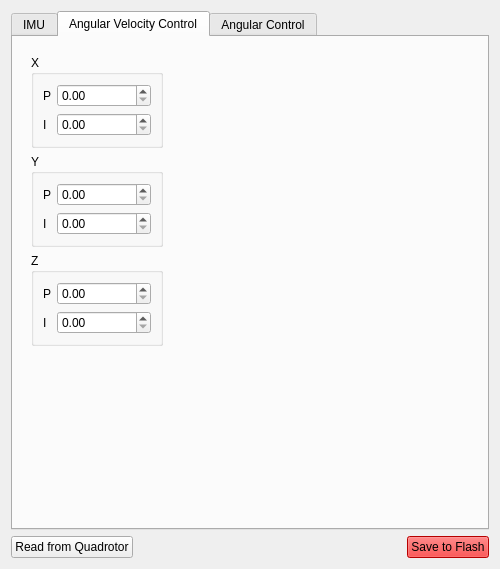
Before: the Qt Designer form qDebug/configquadrotor.ui in lcasassa/Quadrotor-UTFSM, drawn with Qt 5.
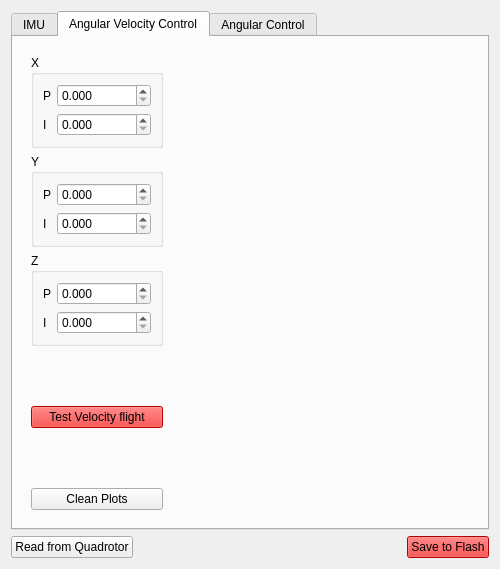
After: the same form once the commit is applied. The open tabs and pages were chosen to show the change. Custom widgets are drawn as their Qt base class.

What changed in the file:
```diff
--- a/qDebug/configquadrotor.ui
+++ b/qDebug/configquadrotor.ui
@@ -285,7 +285,17 @@
               </widget>
              </item>
              <item row="0" column="1">
-              <widget class="QDoubleSpinBox" name="doubleSpinBox_angularVelocityControl_X_P"/>
+              <widget class="QDoubleSpinBox" name="doubleSpinBox_angularVelocityControl_X_P">
+               <property name="decimals">
+                <number>3</number>
+               </property>
+               <property name="maximum">
+                <double>10.000000000000000</double>
+               </property>
+               <property name="singleStep">
+                <double>0.010000000000000</double>
+               </property>
+              </widget>
              </item>
              <item row="1" column="0">
               <widget class="QLabel" name="label_8">
@@ -295,7 +305,17 @@
               </widget>
              </item>
              <item row="1" column="1">
-              <widget class="QDoubleSpinBox" name="doubleSpinBox_angularVelocityControl_X_I"/>
+              <widget class="QDoubleSpinBox" name="doubleSpinBox_angularVelocityControl_X_I">
+               <property name="decimals">
+                <number>3</number>
+               </property>
+               <property name="maximum">
+                <double>10.000000000000000</double>
+               </property>
+               <property name="singleStep">
+                <double>0.010000000000000</double>
+               </property>
+              </widget>
              </item>
             </layout>
            </widget>
@@ -317,7 +337,17 @@
               </widget>
              </item>
              <item row="0" column="1">
-              <widget class="QDoubleSpinBox" name="doubleSpinBox_angularVelocityControl_Y_P"/>
+              <widget class="QDoubleSpinBox" name="doubleSpinBox_angularVelocityControl_Y_P">
+               <property name="decimals">
+                <number>3</number>
+               </property>
+               <property name="maximum">
+                <double>10.000000000000000</double>
+               </property>
+               <property name="singleStep">
+                <double>0.010000000000000</double>
+               </property>
+              </widget>
              </item>
              <item row="1" column="0">
               <widget class="QLabel" name="label_9">
@@ -327,7 +357,17 @@
               </widget>
              </item>
              <item row="1" column="1">
-              <widget class="QDoubleSpinBox" name="doubleSpinBox_angularVelocityControl_Y_I"/>
+              <widget class="QDoubleSpinBox" name="doubleSpinBox_angularVelocityControl_Y_I">
+               <property name="decimals">
+                <number>3</number>
+               </property>
+               <property name="maximum">
+                <double>10.000000000000000</double>
+               </property>
+               <property name="singleStep">
+                <double>0.010000000000000</double>
+               </property>
+              </widget>
              </item>
             </layout>
            </widget>
@@ -349,7 +389,17 @@
               </widget>
              </item>
              <item row="0" column="1">
-              <widget class="QDoubleSpinBox" name="doubleSpinBox_angularVelocityControl_Z_P"/>
+              <widget class="QDoubleSpinBox" name="doubleSpinBox_angularVelocityControl_Z_P">
+               <property name="decimals">
+                <number>3</number>
+               </property>
+               <property name="maximum">
+                <double>10.000000000000000</double>
+               </property>
+               <property name="singleStep">
+                <double>0.010000000000000</double>
+               </property>
+              </widget>
              </item>
              <item row="1" column="0">
               <widget class="QLabel" name="label_16">
@@ -359,7 +409,17 @@
               </widget>
              </item>
              <item row="1" column="1">
-              <widget class="QDoubleSpinBox" name="doubleSpinBox_angularVelocityControl_Z_I"/>
+              <widget class="QDoubleSpinBox" name="doubleSpinBox_angularVelocityControl_Z_I">
+               <property name="decimals">
+                <number>3</number>
+               </property>
+               <property name="maximum">
+                <double>10.000000000000000</double>
+               </property>
+               <property name="singleStep">
+                <double>0.010000000000000</double>
+               </property>
+              </widget>
              </item>
             </layout>
            </widget>
@@ -377,6 +437,36 @@
             </property>
            </spacer>
           </item>
+          <item>
+           <widget class="QPushButton" name="pushButton_testVelocityFlight">
+            <property name="styleSheet">
+             <string notr="true">background-color: rgb(255, 0, 0);</string>
+            </property>
+            <property name="text">
+             <string>Test Velocity flight</string>
+            </property>
+           </widget>
+          </item>
+          <item>
+           <spacer name="verticalSpacer_4">
+            <property name="orientation">
+             <enum>Qt::Vertical</enum>
+            </property>
+            <property name="sizeHint" stdset="0">
+             <size>
+              <width>20</width>
+              <height>40</height>
+             </size>
+            </property>
+           </spacer>
+          </item>
+          <item>
+           <widget class="QPushButton" name="pushButton_AngularVelocityControl_cleanPlots">
+            <property name="text">
+             <string>Clean Plots</string>
+            </property>
+           </widget>
+          </item>
          </layout>
         </widget>
        </item>
```
Left out of the diff: 99 changed lines with no effect on the pictures.
